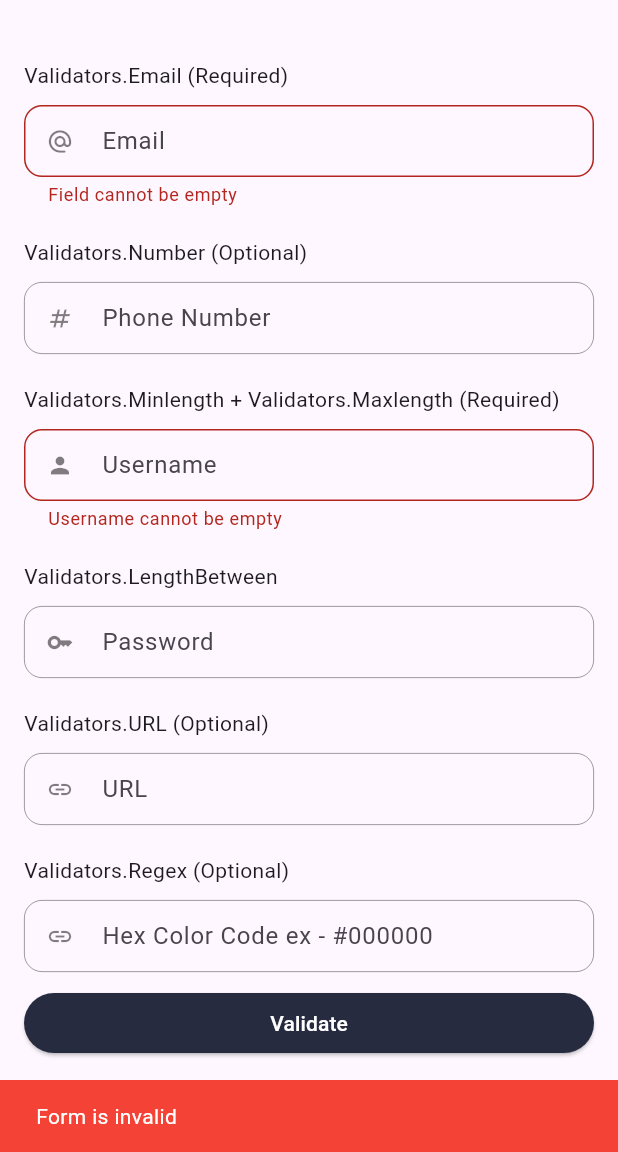
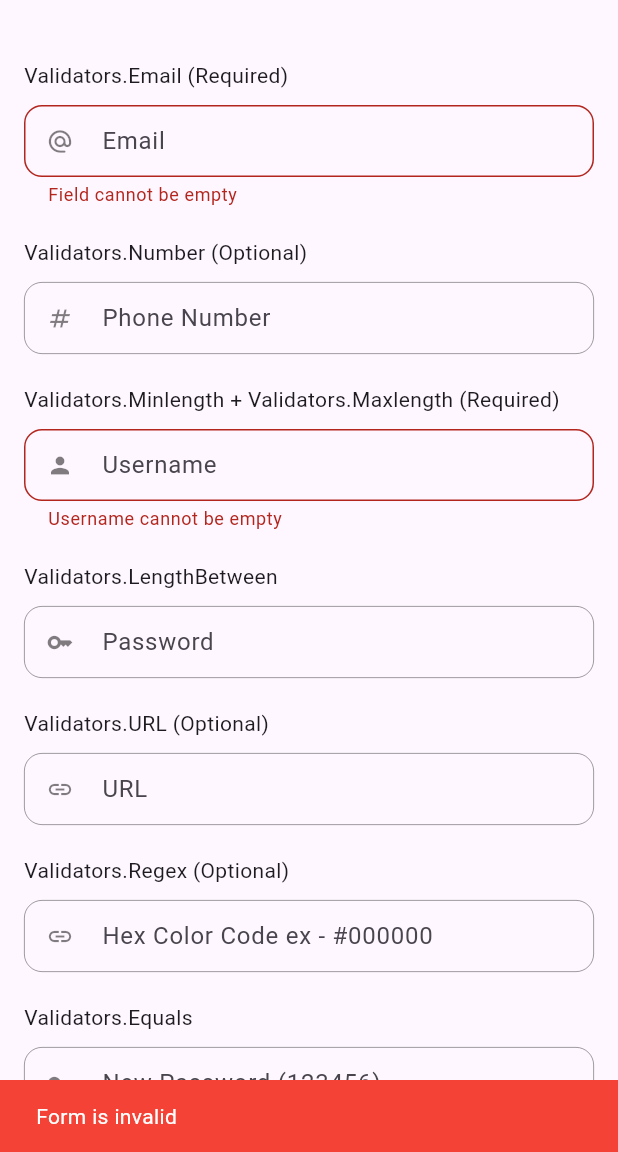
Before and after one commit to siddastic/master_validator, a Flutter app: the screen it shows after launch, after a tap on "Validate", on a phone screen of 412 x 824 dp, the part 84-1236 px from its top. Run offline on Flutter 3.47's test engine with Material 2 defaults, Android fonts, the light colour scheme and no system bars.

Commit message:
new validator - Equals

````diff
--- a/example/lib/main.dart
+++ b/example/lib/main.dart
@@ -153,6 +153,18 @@ class _FormValidationExampleState extends State<FormValidationExample> {
                   prefixIcon: Icons.link,
                   hintText: "Hex Color Code ex - #000000",
                 ),
+                const Space(20),
+                const Text("Validators.Equals"),
+                Space.def,
+                Input(
+                  validator: Validators.Equals(
+                    value: '123456',
+                    errorMessage:
+                        "Password matches with previous password, enter a new password",
+                  ),
+                  prefixIcon: Icons.key,
+                  hintText: "New Password (123456)",
+                ),
               ],
             ),
           ),
--- a/lib/master_validator.dart
+++ b/lib/master_validator.dart
@@ -358,4 +358,40 @@ class Validators {
       return null;
     };
   }
+
+  /// Returns a validator that checks if a string equals to given string.
+  ///
+  /// ### Arguments :
+  /// - `value` : The value to match
+  /// - `errorMessage` : The error message to return if the string does not match the pattern.
+  /// - `next` : A validator to run after this validator.
+  ///
+  /// ### Usage :
+  ///
+  /// ```dart
+  /// TextFormField(
+  /// validator: Validators.Equals(value : 'previous_password'),
+  /// ),
+  /// ```
+  static String? Function(String? value)? Equals({
+    required String value,
+    String errorMessage = 'Value matches to the given value',
+    String? Function(String value)? next,
+  }) {
+    return (v) {
+      if (v == null || v.trim().isEmpty) {
+        return null;
+      }
+
+      if (v == value) {
+        return errorMessage;
+      }
+
+      if (next != null) {
+        return next(v);
+      }
+
+      return null;
+    };
+  }
 }
````
Also changed, not shown: 1 other file.
